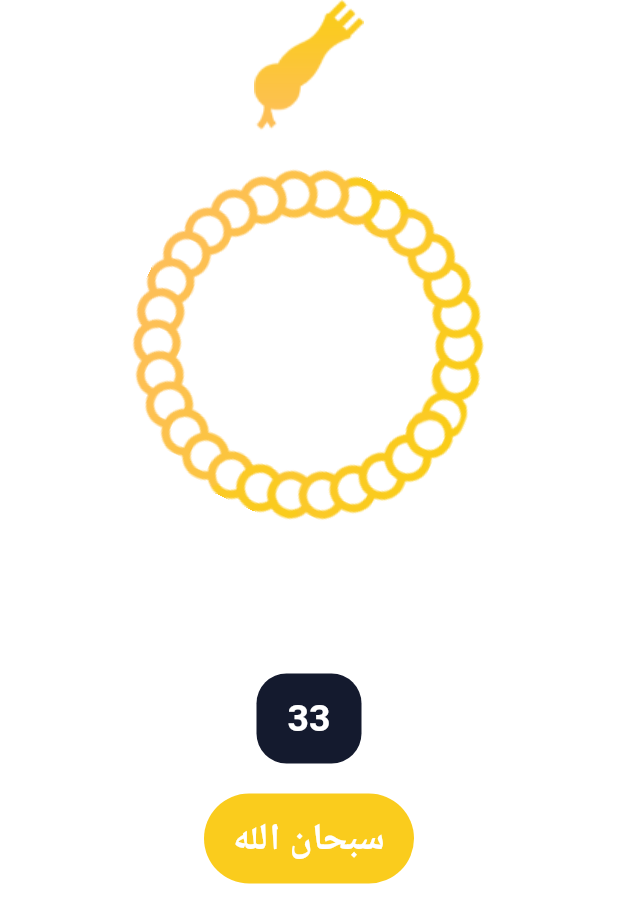
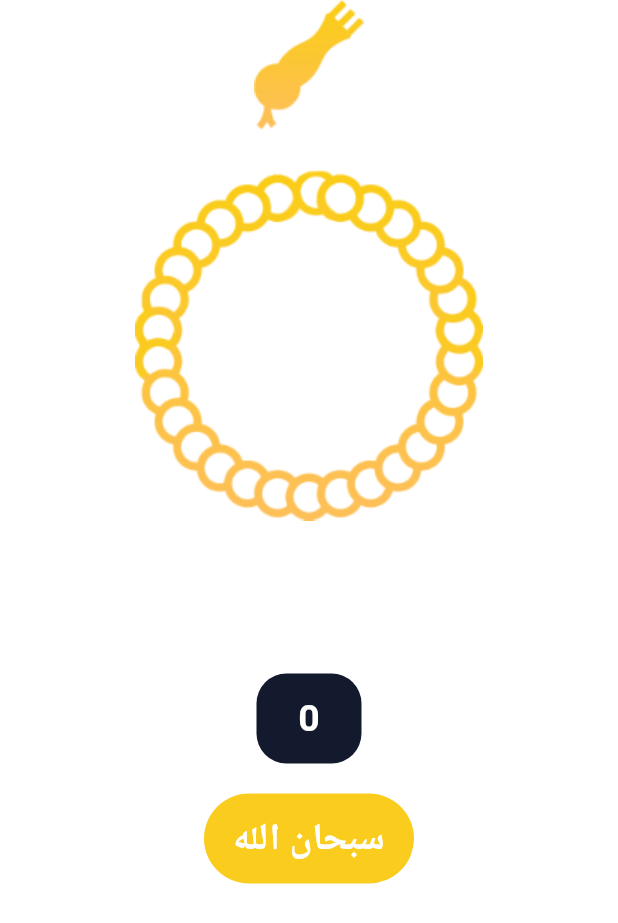
Before and after one commit to Peterhany2001/islamy, a Flutter app: the SebhaTab widget shown alone on an empty page, opened directly, on a phone screen of 412 x 824 dp. Shown: the top 923 px of the screen. Run offline on Flutter 3.47's test engine with Material 2 defaults, Android fonts, the phone set to English and light mode, and no system bars; generated files the repository leaves out were written again.

Commit message:
Finish design sabha

```diff
--- a/lib/ui/screens/home/tabs/sebha_tab/sebha_tab.dart
+++ b/lib/ui/screens/home/tabs/sebha_tab/sebha_tab.dart
@@ -10,9 +10,20 @@ class SebhaTab extends StatefulWidget {
 }
 
 class _SebhaTabState extends State<SebhaTab> {
+  int counter = 0;
+  int newCounter = 0;
+  double Angle =0;
+
   @override
   Widget build(BuildContext context) {
     SettingProvider provider = Provider.of(context);
+    List<String> azkar = [
+      "سبحان الله",
+      "الحمد الله",
+      "الله اكبر",
+      "لا اله الا الله",
+    ];
+
     return Center(
       child: Column(
         children: [
@@ -20,20 +31,29 @@ class _SebhaTabState extends State<SebhaTab> {
               ? AppAssets.sebhaHead
               : AppAssets.sebhaHeadDark),
           Transform.rotate(
-            angle: 2,
+            angle: Angle,
             child: Container(
               width: 250,
-              height: 250,child: (IconButton(onPressed: (){
-                for (int i=0;i<3;i++){
-                  for (int j = 0; j < 33; j++) {
-
+              height: 250,
+              child: (IconButton(
+                onPressed: () {
+                  if (counter == 33) {
+                    if (newCounter == 3) {
+                      newCounter = 0;
+                    } else {
+                      newCounter++;
+                    }
+                    counter = 0;
+                  } else {
+                    counter++;
+                    Angle++;
                   }
-
-                }
-            },
+                  setState(() {});
+                },
                 icon: Image.asset(provider.currentTheme == ThemeMode.light
                     ? AppAssets.sebha
-                    : AppAssets.sebhaDark), )),
+                    : AppAssets.sebhaDark),
+              )),
             ),
           ),
           Padding(
@@ -52,7 +72,8 @@ class _SebhaTabState extends State<SebhaTab> {
                     ? AppColors.primiary
                     : AppColors.primiaryDark),
             child: Center(
-              child: Text('33', style: Theme.of(context).textTheme.titleLarge),
+              child: Text("$counter",
+                  style: Theme.of(context).textTheme.titleLarge),
             ),
           ),
           // comment
@@ -68,7 +89,7 @@ class _SebhaTabState extends State<SebhaTab> {
                       ? AppColors.primiary
                       : AppColors.accentDark),
               child: Center(
-                child: Text('سبحان الله',
+                child: Text(azkar[newCounter],
                     style: Theme.of(context).textTheme.titleLarge),
               ),
             ),
```
